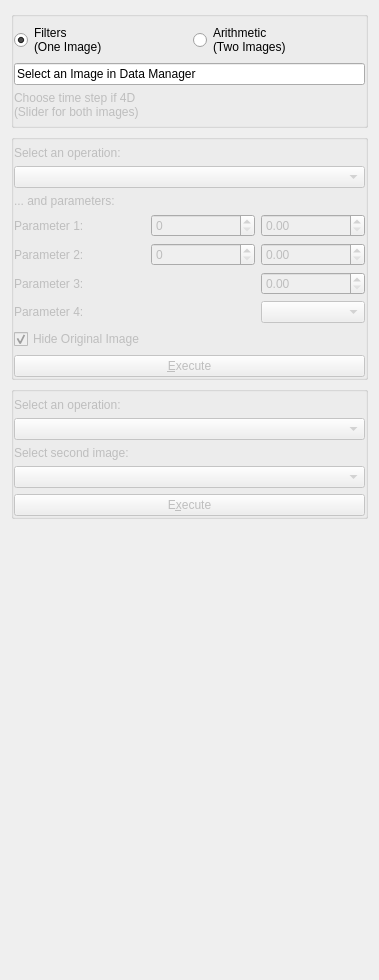
Before: the Qt Designer form Plugins/org.mitk.gui.qt.basicimageprocessing/src/internal/QmitkBasicImageProcessingViewControls.ui in MITK/MITK, drawn with Qt 5.
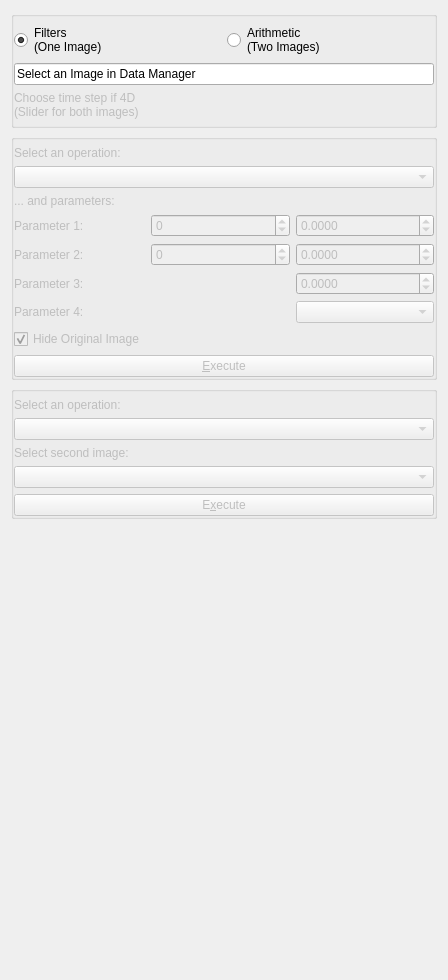
After: the same form once the commit is applied. Custom widgets are drawn as their Qt base class.

What changed in the file:
```diff
--- a/Plugins/org.mitk.gui.qt.basicimageprocessing/src/internal/QmitkBasicImageProcessingViewControls.ui
+++ b/Plugins/org.mitk.gui.qt.basicimageprocessing/src/internal/QmitkBasicImageProcessingViewControls.ui
@@ -6,7 +6,7 @@
    <rect>
     <x>0</x>
     <y>0</y>
-    <width>379</width>
+    <width>448</width>
     <height>980</height>
    </rect>
   </property>
@@ -358,6 +358,12 @@
         <property name="alignment">
          <set>Qt::AlignLeading|Qt::AlignLeft|Qt::AlignVCenter</set>
         </property>
+        <property name="decimals">
+         <number>4</number>
+        </property>
+        <property name="minimum">
+         <double>-999999999.000000000000000</double>
+        </property>
         <property name="maximum">
          <double>999999999.000000000000000</double>
         </property>
@@ -374,6 +380,12 @@
           <verstretch>0</verstretch>
          </sizepolicy>
         </property>
+        <property name="decimals">
+         <number>4</number>
+        </property>
+        <property name="minimum">
+         <double>-999999999.000000000000000</double>
+        </property>
         <property name="maximum">
          <double>999999999.000000000000000</double>
         </property>
@@ -391,7 +403,10 @@
          </sizepolicy>
         </property>
         <property name="decimals">
-         <number>2</number>
+         <number>4</number>
+        </property>
+        <property name="minimum">
+         <double>-999999999.000000000000000</double>
         </property>
         <property name="maximum">
          <double>999999999.000000000000000</double>
@@ -409,6 +424,9 @@
           <verstretch>0</verstretch>
          </sizepolicy>
         </property>
+        <property name="minimum">
+         <number>-999999999</number>
+        </property>
         <property name="maximum">
          <number>999999999</number>
         </property>
@@ -425,6 +443,9 @@
           <verstretch>0</verstretch>
          </sizepolicy>
         </property>
+        <property name="minimum">
+         <number>-999999999</number>
+        </property>
         <property name="maximum">
          <number>999999999</number>
         </property>
```
